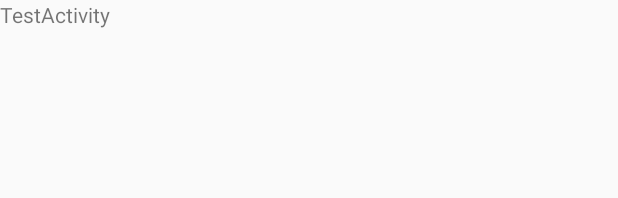
After one commit to locnd56/android-learning-bestpractices, an Android app: the layout test_activity.xml on its own in the app's theme, with its tools: preview values and no code run, on a phone screen of 412 x 824 dp. The commit adds this screen. Shown: the top 198 px of the screen. Run offline under Robolectric (Android 15) with nearby library versions, the phone set to English and light mode, and no system bars.

Commit message:
declare TestActivity trong androidManifest

```diff
--- a/app/src/main/AndroidManifest.xml
+++ b/app/src/main/AndroidManifest.xml
@@ -22,6 +22,11 @@
                 <category android:name="android.intent.category.LAUNCHER" />
             </intent-filter>
         </activity>
+        <activity
+            android:name="test.TestActivity"
+            android:label="@string/app_name"
+            android:theme="@style/AppTheme.NoActionBar" >
+        </activity>
 
         <meta-data
             android:name="com.google.android.gms.version"
--- /dev/null
+++ b/app/src/main/res/layout/test_activity.xml
@@ -0,0 +1,11 @@
+<?xml version="1.0" encoding="utf-8"?>
+<LinearLayout xmlns:android="http://schemas.android.com/apk/res/android"
+    android:orientation="vertical" android:layout_width="match_parent"
+    android:layout_height="match_parent">
+    <TextView
+        android:id="@+id/tv_testactivity"
+        android:layout_width="wrap_content"
+        android:layout_height="wrap_content"
+        android:text="TestActivity"
+        />
+</LinearLayout>
```
Also changed, not shown: app/src/main/java/test/TestActivity.java (+33 -1 lines), app/src/main/res/layout/content_main.xml (+8 -11 lines).
